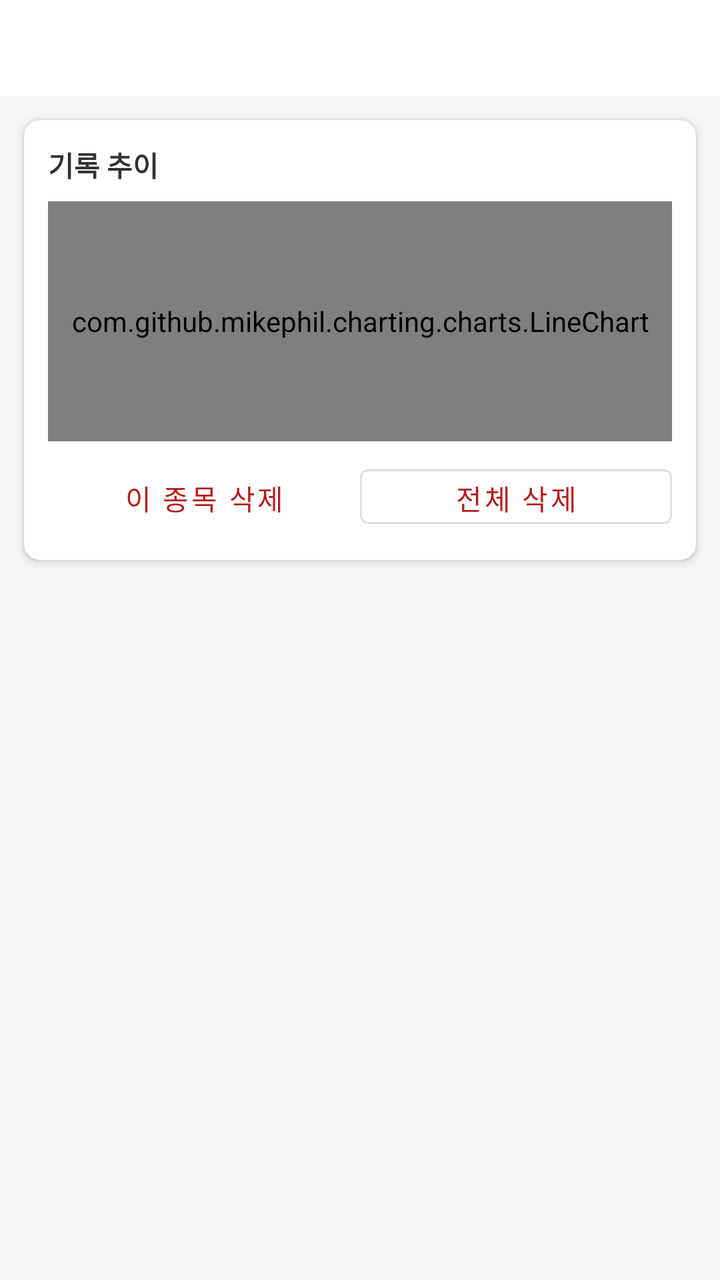
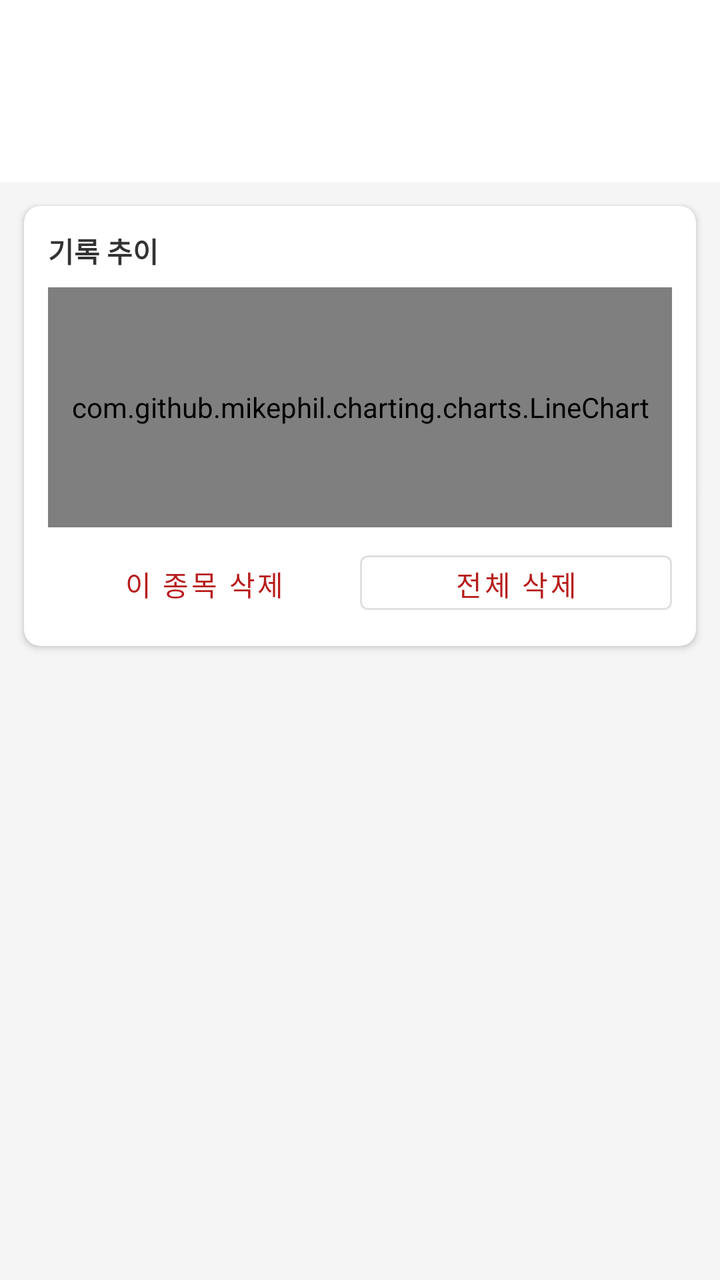

Two renders of the same Android screen: before a commit and after it. Below are the layout's source before the change and the commit's diff.
<!-- AndroidManifest.xml: application theme Theme.MaterialComponents.Light.NoActionBar -->
<!-- res/layout/fragment_my_record.xml -->
<?xml version="1.0" encoding="utf-8"?>
<LinearLayout xmlns:android="http://schemas.android.com/apk/res/android"
    xmlns:app="http://schemas.android.com/apk/res-auto"
    android:layout_width="match_parent"
    android:layout_height="match_parent"
    android:orientation="vertical"
    android:background="@color/background_screen">

    
    <com.google.android.material.tabs.TabLayout
        android:id="@+id/tabCategory"
        android:layout_width="match_parent"
        android:layout_height="wrap_content"
        android:background="@color/white"
        app:tabMode="scrollable"
        app:tabGravity="start"
        app:tabTextColor="@color/text_secondary"
        app:tabSelectedTextColor="@color/brand_primary"
        app:tabIndicatorColor="@color/brand_primary"/>

    
    <androidx.cardview.widget.CardView
        android:layout_width="match_parent"
        android:layout_height="220dp"
        android:layout_margin="12dp"
        app:cardCornerRadius="8dp"
        app:cardElevation="2dp">

        <LinearLayout
            android:layout_width="match_parent"
            android:layout_height="match_parent"
            android:orientation="vertical"
            android:padding="12dp">

            <TextView
                android:layout_width="wrap_content"
                android:layout_height="wrap_content"
                android:text="기록 추이"
                android:textSize="14sp"
                android:textStyle="bold"
                android:textColor="@color/text_primary"
                android:layout_marginBottom="8dp"/>

            <com.github.mikephil.charting.charts.LineChart
                android:id="@+id/lineChart"
                android:layout_width="match_parent"
                android:layout_height="120dp"/>

            
            <LinearLayout
                android:layout_width="match_parent"
                android:layout_height="wrap_content"
                android:layout_marginTop="8dp"
                android:orientation="horizontal">

                
                <Button
                    android:id="@+id/btnDeleteMyCategoryRecords"
                    android:layout_width="0dp"
                    android:layout_height="wrap_content"
                    android:layout_weight="1"
                    android:textColor="@color/color_danger"
                    style="@style/Widget.MaterialComponents.Button.TextButton"
                    android:text="이 종목 삭제" />

                
                <Button
                    android:id="@+id/btnDeleteMyAllRecords"
                    android:layout_width="0dp"
                    android:layout_height="wrap_content"
                    android:layout_weight="1"
                    android:textColor="@color/color_danger"
                    style="@style/Widget.MaterialComponents.Button.OutlinedButton"
                    android:text="전체 삭제" />

            </LinearLayout>
        </LinearLayout>
    </androidx.cardview.widget.CardView>

    
    <TextView
        android:id="@+id/tvRecordSummary"
        android:layout_width="wrap_content"
        android:layout_height="wrap_content"
        android:layout_marginStart="16dp"
        android:textSize="13sp"
        android:textColor="@color/text_secondary"/>

    
    <TextView
        android:id="@+id/tvPersonalBest"
        android:layout_width="wrap_content"
        android:layout_height="wrap_content"
        android:layout_marginStart="16dp"
        android:layout_marginBottom="8dp"
        android:textSize="13sp"
        android:textStyle="bold"
        android:textColor="@color/brand_primary"/>

    
    <androidx.recyclerview.widget.RecyclerView
        android:id="@+id/rvRecords"
        android:layout_width="match_parent"
        android:layout_height="0dp"
        android:layout_weight="1"
        android:padding="8dp"
        android:clipToPadding="false"/>

</LinearLayout>
<!-- resources referenced by this layout -->
<resources>
  <color name="background_screen">#FFF5F5F5</color>
  <color name="brand_primary">#FF1A237E</color>
  <color name="color_danger">#FFB71C1C</color>
  <color name="text_primary">#FF333333</color>
  <color name="text_secondary">#FF666666</color>
  <color name="white">#FFFFFFFF</color>
</resources>

<!-- the commit's change to res/layout/fragment_my_record.xml (unified diff, before → after) -->
@@ -5,6 +5,17 @@
     android:layout_height="match_parent"
     android:orientation="vertical"
     android:background="@color/background_screen">
+
+    
+    <TextView
+        android:id="@+id/tvMyInfo"
+        android:layout_width="match_parent"
+        android:layout_height="wrap_content"
+        android:background="@color/white"
+        android:padding="12dp"
+        android:textSize="14sp"
+        android:textStyle="bold"
+        android:textColor="@color/text_primary"/>
 
     
     <com.google.android.material.tabs.TabLayout
